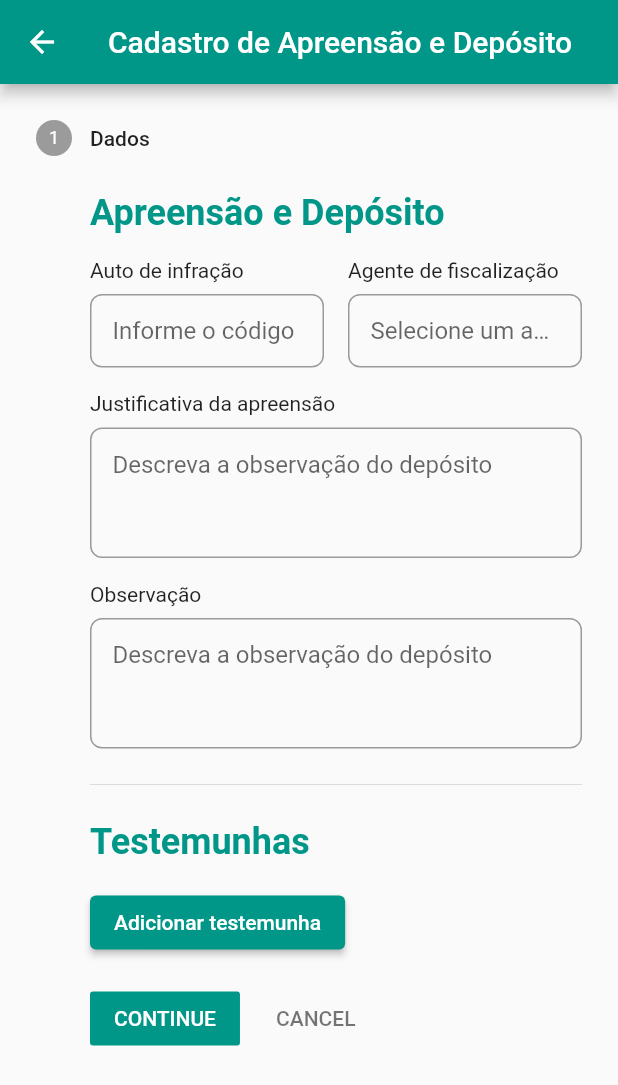
After one commit to thiagonascimento8512/fiscalizacaosemas, a Flutter app: the CadastroApreensaoDeposito screen opened by its route, on a phone screen of 412 x 824 dp. The commit adds this screen. Shown: the top 1085 px of the screen. Run offline on Flutter 3.47's test engine with Material 2 defaults, Android fonts, the phone set to English and light mode, and no system bars; our stand-ins replace extended_masked_text, google_maps_flutter, nb_utils.

Commit message:
Created apreensao e deposito dados step

```diff
--- a/lib/routes.dart
+++ b/lib/routes.dart
@@ -5,6 +5,7 @@ import 'package:semasfiscalizacao/screens/apreensao_deposito/apreensao_deposito_
 import 'home_screen.dart';
 import 'model/demanda_model.dart';
 import 'model/ordem_fiscalizacao_model.dart';
+import 'screens/apreensao_deposito/apreensao_deposito/cadastro_apreensao_deposito.dart';
 import 'screens/apreensao_deposito/deposito/cadastrar_deposito.dart';
 import 'screens/auto_infracao/auto_infracao_screen.dart';
 import 'screens/auto_infracao/cadastrar_auto_infracao_screen.dart';
@@ -26,6 +27,8 @@ class Routes {
       '/apreensao_deposito/apreensao_cadastro';
   static const String depositoCadastro =
       '/apreensao_deposito/deposito_cadastro';
+  static const String apreensaoDepositoCadastro =
+      '/apreensao_deposito/cadastro_apreensao_deposito';
 
   static Route<dynamic> onGenerateRoute(RouteSettings settings) {
     switch (settings.name) {
@@ -73,6 +76,10 @@ class Routes {
         return MaterialPageRoute(
           builder: (_) => const CadastrarDeposito(),
         );
+      case apreensaoDepositoCadastro:
+        return MaterialPageRoute(
+          builder: (_) => const CadastroApreensaoDeposito(),
+        );
       default:
         return MaterialPageRoute(
           builder: (_) => Scaffold(
--- /dev/null
+++ b/lib/screens/apreensao_deposito/apreensao_deposito/cadastro_apreensao_deposito.dart
@@ -0,0 +1,58 @@
+import 'package:flutter/material.dart';
+import 'package:semasfiscalizacao/screens/apreensao_deposito/apreensao_deposito/steps/ad_dados_step.dart';
+
+class CadastroApreensaoDeposito extends StatefulWidget {
+  const CadastroApreensaoDeposito({super.key});
+
+  @override
+  State<CadastroApreensaoDeposito> createState() =>
+      _CadastroApreensaoDepositoState();
+}
+
+class _CadastroApreensaoDepositoState extends State<CadastroApreensaoDeposito> {
+  int currentStep = 0;
+
+  @override
+  Widget build(BuildContext context) {
+    return Scaffold(
+      appBar: AppBar(
+        title: const Text(
+          'Cadastro de Apreensão e Depósito',
+        ),
+      ),
+      body: Stepper(
+        currentStep: currentStep,
+        physics: const ClampingScrollPhysics(),
+        onStepCancel: () {
+          setState(() {
+            if (currentStep > 0) {
+              currentStep -= 1;
+            } else {
+              currentStep = 0;
+            }
+          });
+        },
+        onStepContinue: () {
+          setState(() {
+            if (currentStep < 4) {
+              currentStep += 1;
+            } else {
+              currentStep = 0;
+            }
+          });
+        },
+        onStepTapped: (int step) {
+          setState(() {
+            currentStep = step;
+          });
+        },
+        steps: const [
+          Step(
+            title: Text('Dados'),
+            content: ApreensaoDepositoDadosStep(),
+          ),
+        ],
+      ),
+    );
+  }
+}
--- /dev/null
+++ b/lib/screens/apreensao_deposito/apreensao_deposito/steps/ad_dados_step.dart
@@ -0,0 +1,78 @@
+import 'package:flutter/material.dart';
+import 'package:nb_utils/nb_utils.dart';
+import 'package:semasfiscalizacao/common_widgets/custom_fields.dart';
+import 'package:semasfiscalizacao/common_widgets/section_title.dart';
+
+import '../../../../common_widgets/cadastro_testemunhas_screen.dart';
+
+class ApreensaoDepositoDadosStep extends StatefulWidget {
+  const ApreensaoDepositoDadosStep({super.key});
+
+  @override
+  State<ApreensaoDepositoDadosStep> createState() =>
+      _ApreensaoDepositoDadosStepState();
+}
+
+class _ApreensaoDepositoDadosStepState
+    extends State<ApreensaoDepositoDadosStep> {
+  void showTestemunhaDialog() {
+    showDialog(
+      barrierDismissible: false,
+      context: context,
+      builder: (BuildContext context) {
+        return const CadastroTestemunhaScreen();
+      },
+    );
+  }
+
+  @override
+  Widget build(BuildContext context) {
+    return Form(
+      child: Column(
+        crossAxisAlignment: CrossAxisAlignment.start,
+        children: [
+          const SectionTitle(title: 'Apreensão e Depósito'),
+          16.height,
+          Row(
+            children: [
+              Expanded(
+                child: customTextField(
+                  label: 'Auto de infração',
+                  hint: 'Informe o código',
+                ),
+              ),
+              16.width,
+              Expanded(
+                child: customTextField(
+                  label: 'Agente de fiscalização',
+                  hint: 'Selecione um agente de fiscalização',
+                ),
+              ),
+            ],
+          ),
+          16.height,
+          customTextField(
+            label: 'Justificativa da apreensão',
+            hint: 'Descreva a observação do depósito',
+            lines: 3,
+          ),
+          16.height,
+          customTextField(
+            label: 'Observação',
+            hint: 'Descreva a observação do depósito',
+            lines: 3,
+          ),
+          16.height,
+          const Divider(),
+          16.height,
+          const SectionTitle(title: 'Testemunhas'),
+          16.height,
+          ElevatedButton(
+            onPressed: showTestemunhaDialog,
+            child: const Text('Adicionar testemunha'),
+          ),
+        ],
+      ),
+    );
+  }
+}
--- a/lib/screens/apreensao_deposito/apreensao_deposito_screen.dart
+++ b/lib/screens/apreensao_deposito/apreensao_deposito_screen.dart
@@ -52,6 +52,7 @@ class _ApreensaoDepositoScreenState extends State<ApreensaoDepositoScreen> {
             SimpleDialogOption(
               onPressed: () {
                 Navigator.of(context).pop();
+                Navigator.pushNamed(context, Routes.apreensaoDepositoCadastro);
               },
               child: const Padding(
                 padding: EdgeInsets.all(8.0),
```
